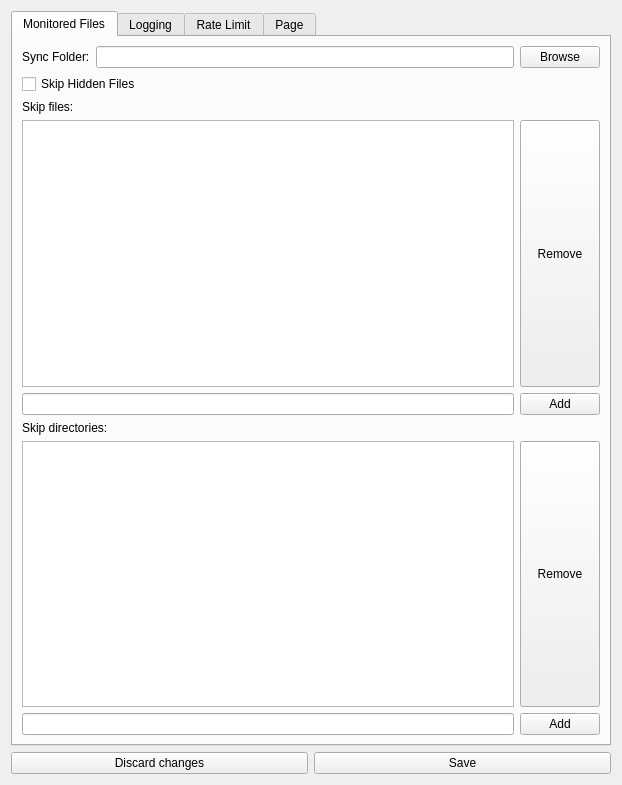
The window that OneDriveGUI/ui/profile_settings_page.ui (bpozdena/OneDriveGUI) describes before a commit, drawn with Qt 5.
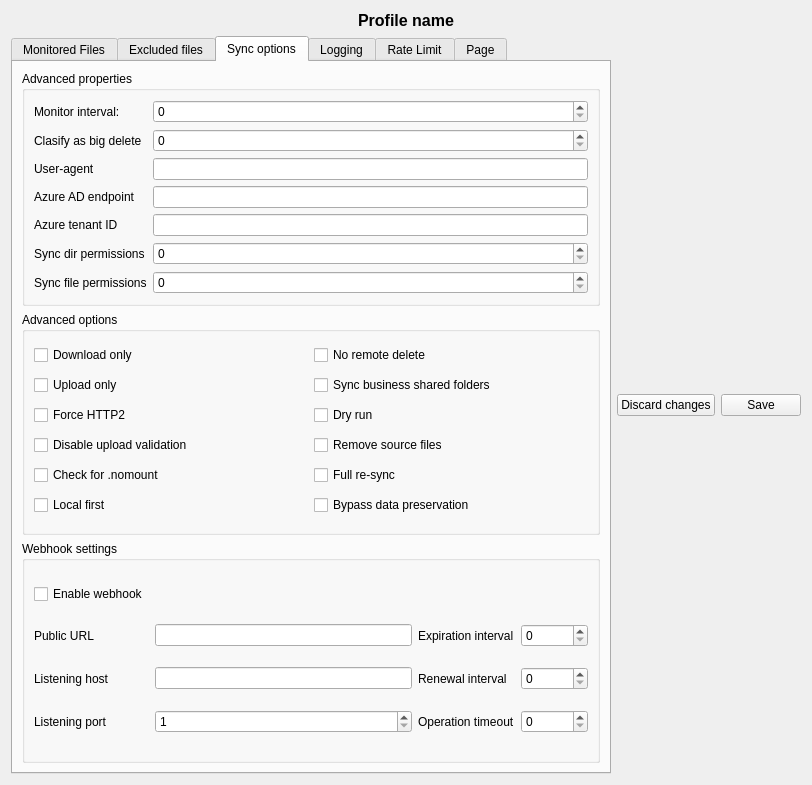
The same window after the commit. The open tabs and pages were chosen to show the change.

Commit message: added most options into profile settings layout

Patch:
```diff
--- a/OneDriveGUI/ui/profile_settings_page.ui
+++ b/OneDriveGUI/ui/profile_settings_page.ui
@@ -15,7 +15,24 @@
   </property>
   <layout class="QVBoxLayout" name="verticalLayout_2">
    <item>
-    <layout class="QVBoxLayout" name="verticalLayout">
+    <widget class="QLabel" name="label_profile_name">
+     <property name="font">
+      <font>
+       <pointsize>12</pointsize>
+       <weight>75</weight>
+       <bold>true</bold>
+      </font>
+     </property>
+     <property name="text">
+      <string>Profile name</string>
+     </property>
+     <property name="alignment">
+      <set>Qt::AlignCenter</set>
+     </property>
+    </widget>
+   </item>
+   <item>
+    <layout class="QHBoxLayout" name="horizontalLayout">
      <item>
       <widget class="QTabWidget" name="tabWidget">
        <property name="minimumSize">
@@ -34,15 +51,15 @@
         <layout class="QVBoxLayout" name="verticalLayout_5">
          <item>
           <layout class="QGridLayout" name="gridLayout_5">
-           <item row="1" column="0" colspan="2">
-            <widget class="QCheckBox" name="checkBox_3">
+           <item row="0" column="2">
+            <widget class="QPushButton" name="pushButton_3">
              <property name="text">
-              <string>Skip Hidden Files</string>
+              <string>Browse</string>
              </property>
             </widget>
            </item>
            <item row="0" column="0">
-            <widget class="QLabel" name="label_7">
+            <widget class="QLabel" name="label_sync_dir">
              <property name="text">
               <string>Sync Folder:</string>
              </property>
@@ -51,22 +68,50 @@
            <item row="0" column="1">
             <widget class="QLineEdit" name="lineEdit_sync_dir"/>
            </item>
-           <item row="0" column="2">
-            <widget class="QPushButton" name="pushButton_3">
+          </layout>
+         </item>
+         <item>
+          <widget class="QGroupBox" name="groupBox_8">
+           <property name="title">
+            <string>Options</string>
+           </property>
+           <layout class="QGridLayout" name="gridLayout_9">
+            <item row="0" column="0">
+             <widget class="QCheckBox" name="checkBox_sync_root_files">
              <property name="text">
-              <string>Browse</string>
+               <string>Sync root files</string>
              </property>
             </widget>
            </item>
           </layout>
+          </widget>
          </item>
          <item>
-          <widget class="QLabel" name="label_8">
-           <property name="text">
-            <string>Skip files:</string>
+          <spacer name="verticalSpacer_3">
+           <property name="orientation">
+            <enum>Qt::Vertical</enum>
            </property>
-          </widget>
+           <property name="sizeHint" stdset="0">
+            <size>
+             <width>20</width>
+             <height>40</height>
+            </size>
+           </property>
+          </spacer>
          </item>
+        </layout>
+       </widget>
+       <widget class="QWidget" name="tab">
+        <attribute name="title">
+         <string>Excluded files</string>
+        </attribute>
+        <layout class="QVBoxLayout" name="verticalLayout_7">
+         <item>
+          <widget class="QGroupBox" name="groupBox">
+           <property name="title">
+            <string>Excluded files</string>
+           </property>
+           <layout class="QVBoxLayout" name="verticalLayout_3">
          <item>
           <layout class="QGridLayout" name="gridLayout_6">
            <item row="1" column="0">
@@ -97,10 +142,19 @@
            </item>
           </layout>
          </item>
+           </layout>
+          </widget>
+         </item>
          <item>
-          <widget class="QLabel" name="label_9">
+          <widget class="QGroupBox" name="groupBox_2">
+           <property name="title">
+            <string>Excluded directories</string>
+           </property>
+           <layout class="QVBoxLayout" name="verticalLayout_4">
+            <item>
+             <widget class="QCheckBox" name="checkBox_skip_dir_strict_match">
            <property name="text">
-            <string>Skip directories:</string>
+               <string>Strict match</string>
            </property>
           </widget>
          </item>
@@ -149,38 +203,423 @@
          </item>
         </layout>
        </widget>
-       <widget class="QWidget" name="logging_tab_2">
+         </item>
+         <item>
+          <widget class="QGroupBox" name="groupBox_3">
+           <property name="title">
+            <string>Others</string>
+           </property>
+           <layout class="QGridLayout" name="gridLayout_2">
+            <item row="0" column="1">
+             <widget class="QCheckBox" name="checkBox_skip_symlinks">
+              <property name="text">
+               <string>Exclude symlinks</string>
+              </property>
+             </widget>
+            </item>
+            <item row="0" column="0">
+             <widget class="QCheckBox" name="checkBox_check_nosync">
+              <property name="text">
+               <string>Check for .nosync</string>
+              </property>
+             </widget>
+            </item>
+            <item row="1" column="0">
+             <widget class="QCheckBox" name="checkBox_skip_dotfiles">
+              <property name="text">
+               <string>Exclude dotfiles (hidden files)</string>
+              </property>
+             </widget>
+            </item>
+           </layout>
+          </widget>
+         </item>
+        </layout>
+       </widget>
+       <widget class="QWidget" name="tab_2">
+        <attribute name="title">
+         <string>Sync options</string>
+        </attribute>
+        <layout class="QVBoxLayout" name="verticalLayout_8">
+         <item>
+          <widget class="QGroupBox" name="groupBox_4">
+           <property name="title">
+            <string>Advanced properties</string>
+           </property>
+           <layout class="QFormLayout" name="formLayout">
+            <item row="0" column="0">
+             <widget class="QLabel" name="label_monitor_interval">
+              <property name="text">
+               <string>Monitor interval:</string>
+              </property>
+             </widget>
+            </item>
+            <item row="0" column="1">
+             <widget class="QSpinBox" name="spinBox_monitor_interval">
+              <property name="maximum">
+               <number>1000000</number>
+              </property>
+             </widget>
+            </item>
+            <item row="1" column="0">
+             <widget class="QLabel" name="label_classify_as_big_delete">
+              <property name="text">
+               <string>Clasify as big delete</string>
+              </property>
+             </widget>
+            </item>
+            <item row="1" column="1">
+             <widget class="QSpinBox" name="spinBox_classify_as_big_delete">
+              <property name="maximum">
+               <number>1000000</number>
+              </property>
+             </widget>
+            </item>
+            <item row="2" column="0">
+             <widget class="QLabel" name="label_user_agent">
+              <property name="text">
+               <string>User-agent</string>
+              </property>
+             </widget>
+            </item>
+            <item row="2" column="1">
+             <widget class="QLineEdit" name="lineEdit_user_agent"/>
+            </item>
+            <item row="3" column="0">
+             <widget class="QLabel" name="label_azure_ad_endpoint">
+              <property name="text">
+               <string>Azure AD endpoint</string>
+              </property>
+             </widget>
+            </item>
+            <item row="3" column="1">
+             <widget class="QLineEdit" name="lineEdit_azure_ad_endpoint"/>
+            </item>
+            <item row="4" column="0">
+             <widget class="QLabel" name="label_azure_tenant_id">
+              <property name="text">
+               <string>Azure tenant ID</string>
+              </property>
+             </widget>
+            </item>
+            <item row="4" column="1">
+             <widget class="QLineEdit" name="lineEdit_azure_tenant_id"/>
+            </item>
+            <item row="5" column="0">
+             <widget class="QLabel" name="label_sync_dir_permissions">
+              <property name="text">
+               <string>Sync dir permissions</string>
+              </property>
+             </widget>
+            </item>
+            <item row="6" column="0">
+             <widget class="QLabel" name="label_sync_file_permissions">
+              <property name="text">
+               <string>Sync file permissions</string>
+              </property>
+             </widget>
+            </item>
+            <item row="5" column="1">
+             <widget class="QSpinBox" name="spinBox_sync_dir_permissions">
+              <property name="maximum">
+               <number>777</number>
+              </property>
+             </widget>
+            </item>
+            <item row="6" column="1">
+             <widget class="QSpinBox" name="spinBox_sync_file_permissions">
+              <property name="maximum">
+               <number>777</number>
+              </property>
+             </widget>
+            </item>
+           </layout>
+          </widget>
+         </item>
+         <item>
+          <widget class="QGroupBox" name="groupBox_5">
+           <property name="title">
+            <string>Advanced options</string>
+           </property>
+           <layout class="QGridLayout" name="gridLayout_4">
+            <item row="2" column="1">
+             <widget class="QCheckBox" name="checkBox_force_http_2">
+              <property name="text">
+               <string>Force HTTP2</string>
+              </property>
+             </widget>
+            </item>
+            <item row="4" column="1">
+             <widget class="QCheckBox" name="checkBox_no_mount">
+              <property name="text">
+               <string>Check for .nomount</string>
+              </property>
+             </widget>
+            </item>
+            <item row="4" column="2">
+             <widget class="QCheckBox" name="checkBox_resync">
+              <property name="text">
+               <string>Full re-sync</string>
+              </property>
+             </widget>
+            </item>
+            <item row="0" column="1">
+             <widget class="QCheckBox" name="checkBox_download_only">
+              <property name="text">
+               <string>Download only</string>
+              </property>
+             </widget>
+            </item>
+            <item row="5" column="1">
+             <widget class="QCheckBox" name="checkBox_local_first">
+              <property name="text">
+               <string>Local first</string>
+              </property>
+             </widget>
+            </item>
+            <item row="2" column="2">
+             <widget class="QCheckBox" name="checkBox_dry_run">
+              <property name="text">
+               <string>Dry run</string>
+              </property>
+             </widget>
+            </item>
+            <item row="3" column="1">
+             <widget class="QCheckBox" name="checkBox_disable_upload_validation">
+              <property name="text">
+               <string>Disable upload validation</string>
+              </property>
+             </widget>
+            </item>
+            <item row="5" column="2">
+             <widget class="QCheckBox" name="checkBox_bypass_data_preservation">
+              <property name="text">
+               <string>Bypass data preservation</string>
+              </property>
+             </widget>
+            </item>
+            <item row="0" column="2">
+             <widget class="QCheckBox" name="checkBox_no_remote_delete">
+              <property name="text">
+               <string>No remote delete</string>
+              </property>
+             </widget>
+            </item>
+            <item row="3" column="2">
+             <widget class="QCheckBox" name="checkBox_remove_source_files">
+              <property name="text">
+               <string>Remove source files</string>
+              </property>
+             </widget>
+            </item>
+            <item row="1" column="1">
+             <widget class="QCheckBox" name="checkBox_upload_only">
+              <property name="text">
+               <string>Upload only</string>
+              </property>
+             </widget>
+            </item>
+            <item row="1" column="2">
+             <widget class="QCheckBox" name="checkBox_sync_business_shared_folders">
+              <property name="text">
+               <string>Sync business shared folders</string>
+              </property>
+             </widget>
+            </item>
+           </layout>
+          </widget>
+         </item>
+         <item>
+          <widget class="QGroupBox" name="groupBox_9">
+           <property name="title">
+            <string>Webhook settings</string>
+           </property>
+           <layout class="QGridLayout" name="gridLayout_10">
+            <item row="1" column="0">
+             <widget class="QLabel" name="label_webhook_public_url">
+              <property name="text">
+               <string>Public URL</string>
+              </property>
+             </widget>
+            </item>
+            <item row="0" column="0">
+             <widget class="QCheckBox" name="checkBox_webhook_enabled">
+              <property name="text">
+               <string>Enable webhook</string>
+              </property>
+             </widget>
+            </item>
+            <item row="3" column="0">
+             <widget class="QLabel" name="label_webhook_listening_port">
+              <property name="text">
+               <string>Listening port</string>
+              </property>
+             </widget>
+            </item>
+            <item row="1" column="2">
+             <widget class="QLabel" name="label_webhook_expiration_interval">
+              <property name="text">
+               <string>Expiration interval</string>
+              </property>
+             </widget>
+            </item>
+            <item row="2" column="1">
+             <widget class="QLineEdit" name="lineEdit_webhook_listening_host"/>
+            </item>
+            <item row="3" column="1">
+             <widget class="QSpinBox" name="spinBox_webhook_listening_port">
+              <property name="minimum">
+               <number>1</number>
+              </property>
+              <property name="maximum">
+               <number>65353</number>
+              </property>
+             </widget>
+            </item>
+            <item row="2" column="0">
+             <widget class="QLabel" name="label_webhook_listening_host">
+              <property name="text">
+               <string>Listening host</string>
+              </property>
+             </widget>
+            </item>
+            <item row="1" column="1">
+             <widget class="QLineEdit" name="lineEdit_webhook_public_url"/>
+            </item>
+            <item row="1" column="3">
+             <widget class="QSpinBox" name="spinBox_webhook_expiration_interval">
+              <property name="maximum">
+               <number>1000000</number>
+              </property>
+             </widget>
+            </item>
+            <item row="2" column="2">
+             <widget class="QLabel" name="label_webhook_renewal_interval">
+              <property name="text">
+               <string>Renewal interval</string>
+              </property>
+             </widget>
+            </item>
+            <item row="2" column="3">
+             <widget class="QSpinBox" name="spinBox_webhook_renewal_interval">
+              <property name="maximum">
+               <number>1000000</number>
+              </property>
+             </widget>
+            </item>
+            <item row="3" column="2">
+             <widget class="QLabel" name="label_operation_timeout">
+              <property name="text">
+               <string>Operation timeout</string>
+              </property>
+             </widget>
+            </item>
+            <item row="3" column="3">
+             <widget class="QSpinBox" name="spinBox_operation_timeout">
+              <property name="maximum">
+               <number>1000000</number>
+              </property>
+             </widget>
+            </item>
+           </layout>
+          </widget>
+         </item>
+        </layout>
+       </widget>
+       <widget class="QWidget" name="tab_logging">
         <attribute name="title">
          <string>Logging</string>
         </attribute>
         <layout class="QVBoxLayout" name="verticalLayout_6">
          <item>
+          <widget class="QGroupBox" name="groupBox_7">
+           <property name="title">
+            <string>Logging</string>
+           </property>
+           <layout class="QVBoxLayout" name="verticalLayout_9">
+            <item>
           <layout class="QGridLayout" name="gridLayout_8">
            <item row="0" column="0" colspan="2">
-            <widget class="QCheckBox" name="checkBox_4">
+               <widget class="QCheckBox" name="checkBox_enable_logging">
              <property name="text">
               <string>Enable Logging</string>
              </property>
             </widget>
            </item>
-           <item row="1" column="0">
-            <widget class="QLabel" name="label_10">
+              <item row="4" column="2">
+               <widget class="QPushButton" name="pushButton_log_dir">
+                <property name="text">
+                 <string>Browse</string>
+                </property>
+               </widget>
+              </item>
+              <item row="4" column="0">
+               <widget class="QLabel" name="label_log_dir">
              <property name="text">
               <string>Log location:</string>
              </property>
             </widget>
            </item>
-           <item row="1" column="1">
-            <widget class="QLineEdit" name="lineEdit_9"/>
-           </item>
-           <item row="1" column="2">
-            <widget class="QPushButton" name="pushButton_4">
+              <item row="1" column="0">
+               <widget class="QCheckBox" name="checkBox_debug_https">
+                <property name="text">
+                 <string>Debug HTTPS</string>
+                </property>
+               </widget>
+              </item>
+              <item row="2" column="1">
+               <widget class="QSpinBox" name="spinBox_monitor_log_frequency"/>
+              </item>
+              <item row="4" column="1">
+               <widget class="QLineEdit" name="lineEdit_log_dir"/>
+              </item>
+              <item row="2" column="0">
+               <widget class="QLabel" name="label_monitor_log_frequency">
              <property name="text">
-              <string>Browse</string>
+                 <string>Monitor log frequency</string>
              </property>
             </widget>
            </item>
-          </layout>
+              <item row="3" column="0">
+               <widget class="QLabel" name="label_monitor_fullscan_frequency">
+                <property name="text">
+                 <string>Monitor full-scan frequency</string>
+                </property>
+               </widget>
+              </item>
+              <item row="3" column="1">
+               <widget class="QSpinBox" name="spinBox_monitor_fullscan_frequency"/>
+              </item>
+             </layout>
+            </item>
+           </layout>
+          </widget>
+         </item>
+         <item>
+          <widget class="QGroupBox" name="groupBox_6">
+           <property name="title">
+            <string>Notifications</string>
+           </property>
+           <layout class="QGridLayout" name="gridLayout_3">
+            <item row="0" column="0">
+             <widget class="QLabel" name="label_min_notify_changes">
+              <property name="text">
+               <string>Minimum notify changes</string>
+              </property>
+             </widget>
+            </item>
+            <item row="1" column="0">
+             <widget class="QCheckBox" name="checkBox_disable_notifications">
+              <property name="text">
+               <string>Disable notifications</string>
+              </property>
+             </widget>
+            </item>
+            <item row="0" column="1">
+             <widget class="QSpinBox" name="spinBox_min_notify_changes"/>
+            </item>
+           </layout>
+          </widget>
          </item>
          <item>
           <spacer name="verticalSpacer_2">
@@ -245,10 +684,6 @@
        </widget>
       </widget>
      </item>
-    </layout>
-   </item>
-   <item>
-    <layout class="QHBoxLayout" name="horizontalLayout">
      <item>
       <widget class="QPushButton" name="pushButton_discart">
        <property name="text">
```
Lines whose indentation alone changed are shown as unchanged. The commit also changes 1 other file.
